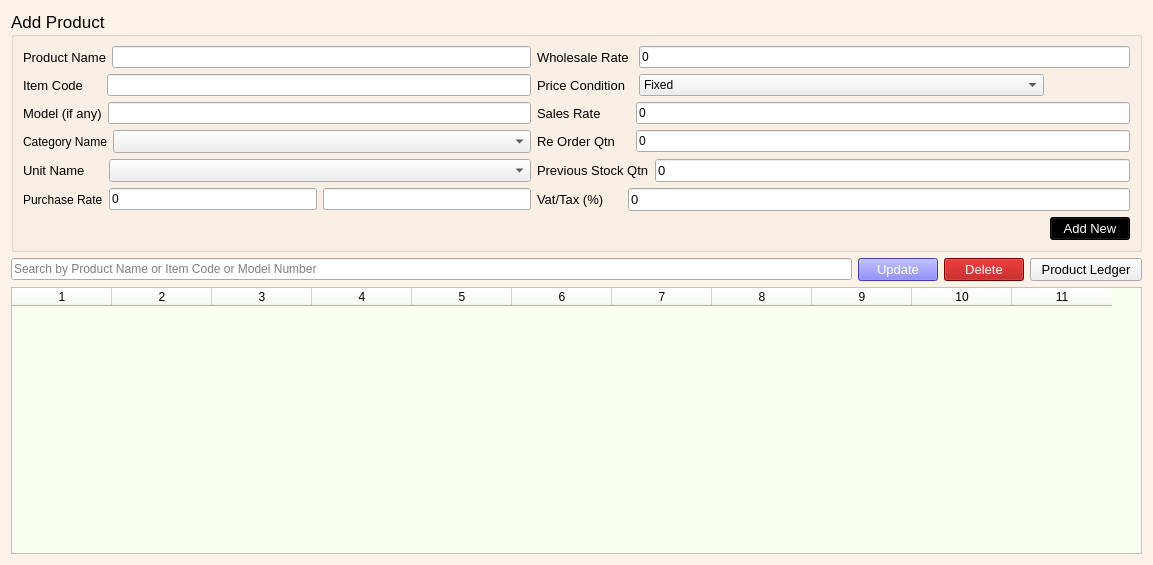
First picture: the form in ui/product1.ui, repository ansarul543/pos-inventory, before the edit.
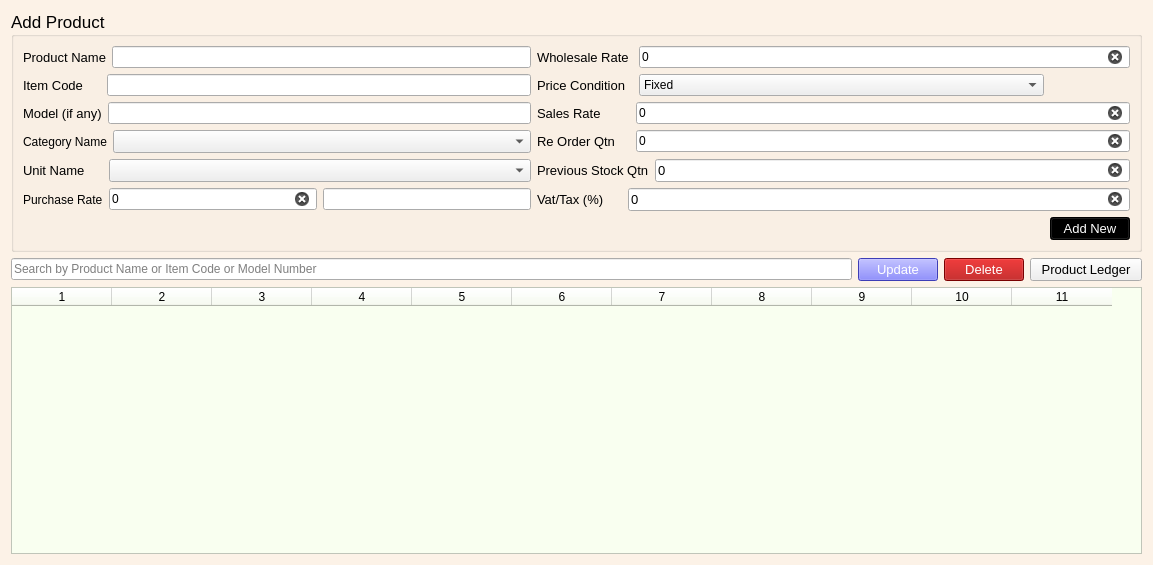
Second picture: the form after the edit.

What changed in the file:
```diff
--- a/ui/product1.ui
+++ b/ui/product1.ui
@@ -77,6 +77,9 @@
           <property name="text">
            <string>0</string>
           </property>
+          <property name="clearButtonEnabled">
+           <bool>true</bool>
+          </property>
          </widget>
         </item>
        </layout>
@@ -181,6 +184,9 @@
           <property name="text">
            <string>0</string>
           </property>
+          <property name="clearButtonEnabled">
+           <bool>true</bool>
+          </property>
          </widget>
         </item>
        </layout>
@@ -234,6 +240,9 @@
           <property name="text">
            <string>0</string>
           </property>
+          <property name="clearButtonEnabled">
+           <bool>true</bool>
+          </property>
          </widget>
         </item>
        </layout>
@@ -287,6 +296,9 @@
           <property name="text">
            <string>0</string>
           </property>
+          <property name="clearButtonEnabled">
+           <bool>true</bool>
+          </property>
          </widget>
         </item>
        </layout>
@@ -310,6 +322,9 @@
           <property name="text">
            <string>0</string>
           </property>
+          <property name="clearButtonEnabled">
+           <bool>true</bool>
+          </property>
          </widget>
         </item>
         <item>
@@ -345,6 +360,9 @@
           <property name="text">
            <string>0</string>
           </property>
+          <property name="clearButtonEnabled">
+           <bool>true</bool>
+          </property>
          </widget>
         </item>
        </layout>
```
Left out of the diff: 15 changed lines with no effect on the pictures.
